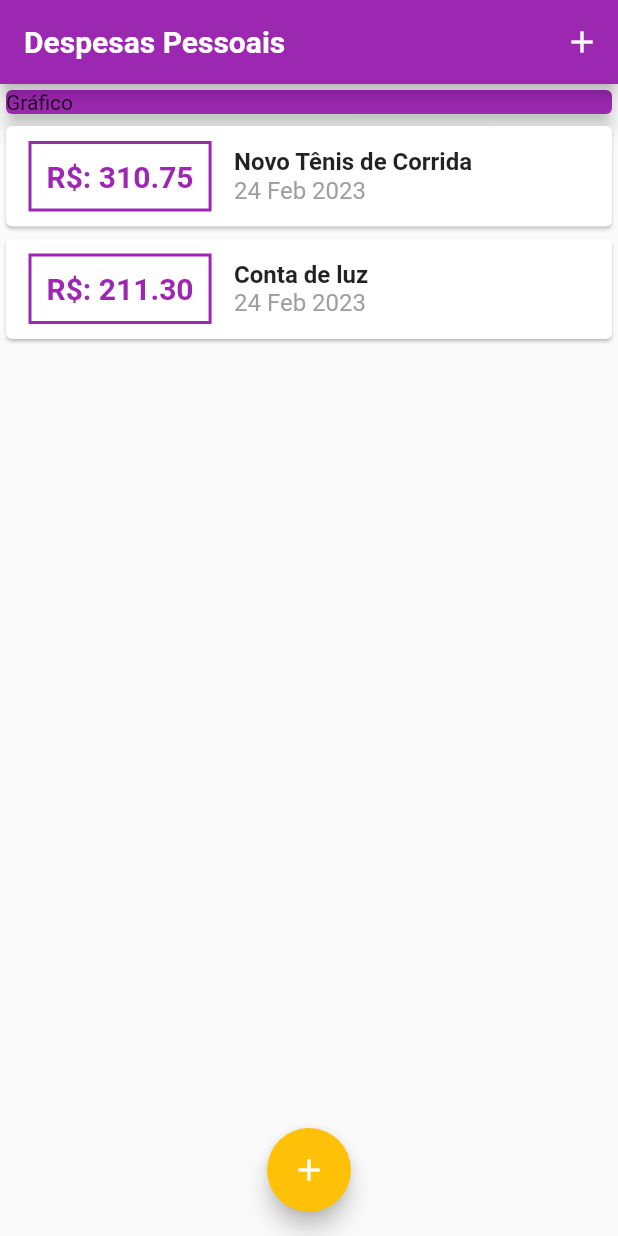
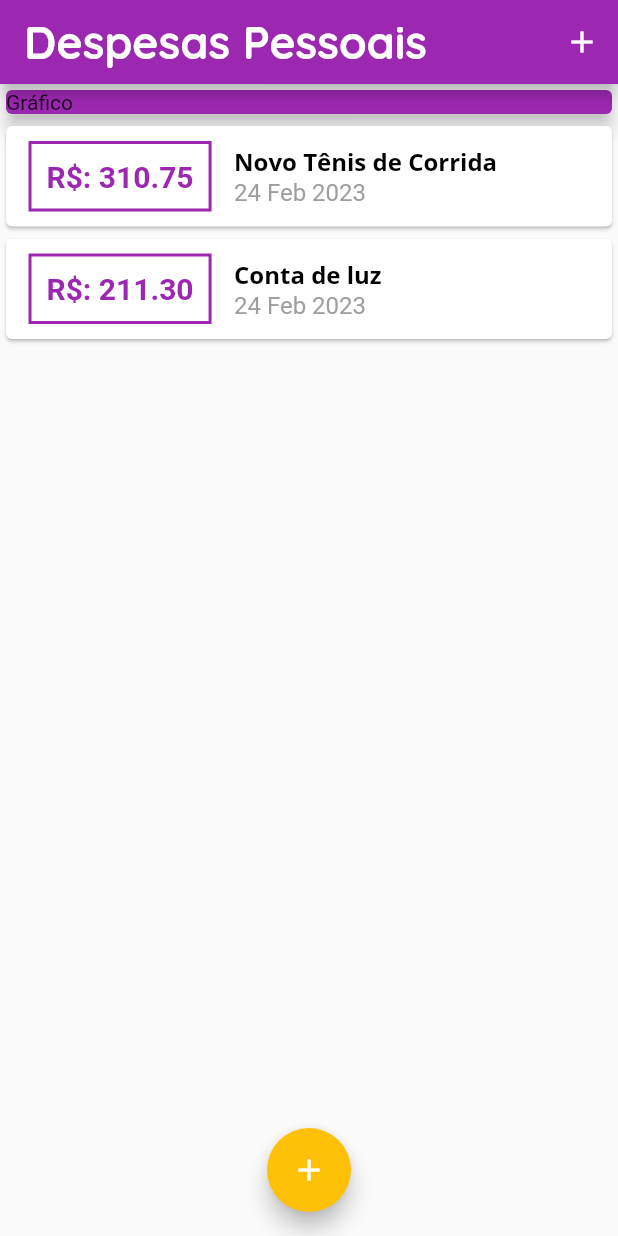
Before and after one commit to oTalDoHud/controle_gastos, a Flutter app: the screen it shows after launch, on a phone screen of 412 x 824 dp. Run offline on Flutter 3.47's test engine with Material 2 defaults, Android fonts, the phone set to English and light mode, and no system bars.

Commit message:
Adicionando fonts

```diff
--- a/lib/components/transaction_list.dart
+++ b/lib/components/transaction_list.dart
@@ -44,10 +44,7 @@
                   children: [
                     Text(
                       tr.title,
-                      style: const TextStyle(
-                        fontWeight: FontWeight.bold,
-                        fontSize: 16,
-                      ),
+                      style: Theme.of(context).textTheme.titleLarge,
                     ),
                     Text(
                       DateFormat("d MMM y").format(tr.date),
--- a/lib/main.dart
+++ b/lib/main.dart
@@ -29,15 +29,15 @@
         textTheme: tema.textTheme.copyWith(
           titleLarge: const TextStyle(
             fontFamily: 'OpenSans',
-            fontSize: 18,
+            fontSize: 16,
             fontWeight: FontWeight.bold,
             color: Colors.black,
           ),
         ),
         appBarTheme: const AppBarTheme(
           titleTextStyle: TextStyle(
-            fontFamily: 'OpenSans',
-            fontSize: 20,
+            fontFamily: 'Quicksand',
+            fontSize: 30,
             fontWeight: FontWeight.bold,
           ),
         ),
```
Also changed, not shown: pubspec.yaml (+12 -6 lines), assets/fonts/OpenSans-Bold.ttf (added), assets/fonts/OpenSans-Regular.ttf (added), assets/fonts/Quicksand-Bold.ttf (added), assets/fonts/Quicksand-Light.ttf (added), assets/fonts/Quicksand-Medium.ttf (added), assets/fonts/Quicksand-Regular.ttf (added).
